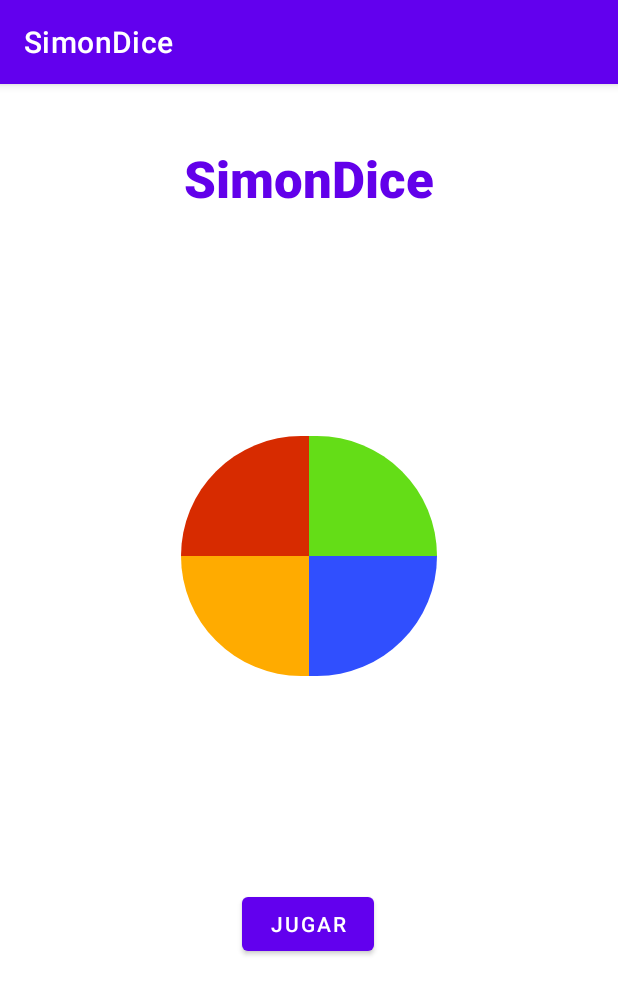
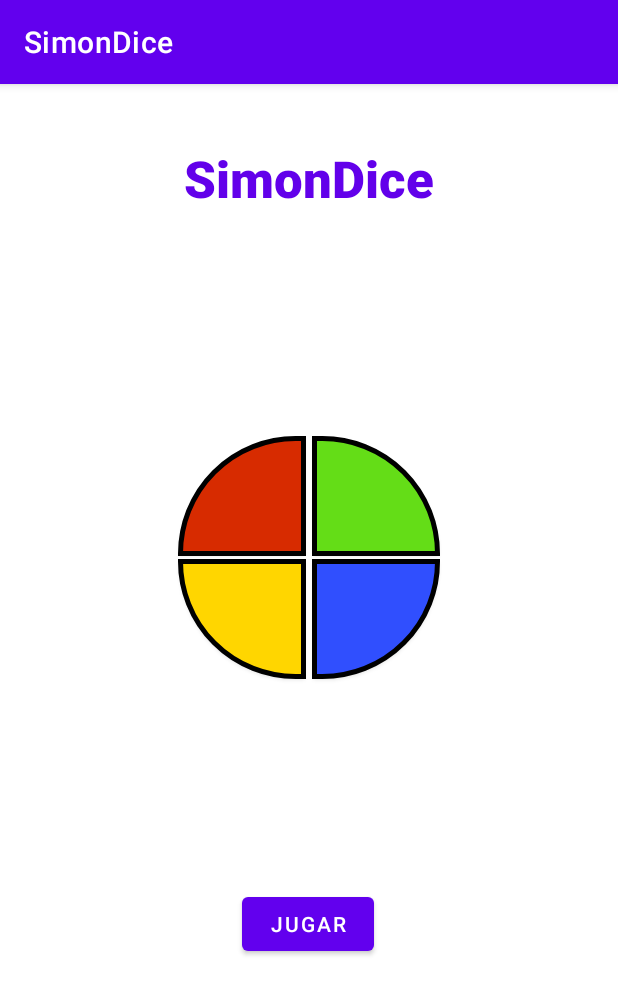
Before and after one commit to patriciamv97/SimonDice, an Android app: the screen it shows after launch (MainActivity), on a phone screen of 412 x 824 dp. Shown: the top 995 px of the screen. Run offline under Robolectric (Android 15) with nearby library versions, the light colour scheme and no system bars.

Commit message:
Mejoras en el layout

```diff
--- a/app/src/main/java/com/dam2a/simondice/MainActivity.kt
+++ b/app/src/main/java/com/dam2a/simondice/MainActivity.kt
@@ -127,9 +127,9 @@ class MainActivity : AppCompatActivity() {
         val tamanho = ronda - 1
         for (i in 0..tamanho) {
             delay(500)
-            arrayBotones[secuencia[i]]?.visibility= Button.INVISIBLE
-            delay(500)
-            arrayBotones[secuencia[i]]?.visibility=Button.VISIBLE
+                arrayBotones[secuencia[i]]?.visibility= Button.INVISIBLE
+                delay(500)
+                arrayBotones[secuencia[i]]?.visibility=Button.VISIBLE
 
 
         }
--- a/app/src/main/res/drawable-v24/boton_amarillo.xml
+++ b/app/src/main/res/drawable-v24/boton_amarillo.xml
@@ -1,6 +1,8 @@
 <?xml version="1.0" encoding="utf-8"?>
 <shape xmlns:android="http://schemas.android.com/apk/res/android"
     android:shape="rectangle">
+    <solid android:color="#FFD600"/>
+    <stroke android:color="@color/black" android:width="3dp"/>
     <corners
         android:bottomLeftRadius="1000dp"
         android:bottomRightRadius="0dp"
@@ -10,4 +12,5 @@
     <size
         android:width="15dp"
         android:height="15dp" />
+
 </shape>
--- a/app/src/main/res/drawable-v24/boton_rojo.xml
+++ b/app/src/main/res/drawable-v24/boton_rojo.xml
@@ -1,7 +1,8 @@
 <?xml version="1.0" encoding="utf-8"?>
 <shape xmlns:android="http://schemas.android.com/apk/res/android"
     android:shape="rectangle">
-
+    <solid android:color="#D72B00"/>
+    <stroke android:color="@color/black" android:width="3dp"/>
     <corners
         android:bottomLeftRadius="0dp"
         android:bottomRightRadius="0dp"
--- a/app/src/main/res/drawable-v24/boton_verde.xml
+++ b/app/src/main/res/drawable-v24/boton_verde.xml
@@ -1,6 +1,8 @@
 <?xml version="1.0" encoding="utf-8"?>
 <shape xmlns:android="http://schemas.android.com/apk/res/android"
     android:shape="rectangle">
+    <solid android:color="#64DD17"/>
+    <stroke android:color="@color/black" android:width="3dp"/>
     <corners
         android:bottomLeftRadius="0dp"
         android:bottomRightRadius="0dp"
--- a/app/src/main/res/drawable/boton_azul.xml
+++ b/app/src/main/res/drawable/boton_azul.xml
@@ -1,6 +1,8 @@
 <?xml version="1.0" encoding="utf-8"?>
 <shape xmlns:android="http://schemas.android.com/apk/res/android"
     android:shape="rectangle">
+    <solid android:color="#304FFE"/>
+    <stroke android:color="@color/black" android:width="3dp"/>
 
     <corners
         android:bottomLeftRadius="0dp"
--- a/app/src/main/res/layout/activity_main.xml
+++ b/app/src/main/res/layout/activity_main.xml
@@ -18,11 +18,11 @@
         android:id="@+id/verde"
         android:layout_width="85dp"
         android:layout_height="80dp"
+        android:layout_marginStart="2dp"
         android:layout_marginEnd="132dp"
         android:background="@drawable/boton_verde"
-        android:backgroundTint="#64DD17"
+
         app:layout_constraintBottom_toTopOf="@+id/guideline7"
-
         app:layout_constraintEnd_toEndOf="parent"
         app:layout_constraintStart_toEndOf="@+id/rojo" />
 
@@ -31,8 +31,8 @@
         android:layout_width="85dp"
         android:layout_height="80dp"
         android:layout_marginStart="132dp"
+        android:layout_marginEnd="2dp"
         android:background="@drawable/boton_rojo"
-        android:backgroundTint="#D72B00"
         app:layout_constraintBottom_toTopOf="@+id/guideline7"
         app:layout_constraintEnd_toStartOf="@+id/verde"
         app:layout_constraintStart_toStartOf="parent" />
@@ -41,9 +41,10 @@
         android:id="@+id/azul"
         android:layout_width="85dp"
         android:layout_height="80dp"
+        android:layout_marginStart="2dp"
+        android:layout_marginTop="2dp"
         android:layout_marginEnd="132dp"
         android:background="@drawable/boton_azul"
-        android:backgroundTint="#304FFE"
         app:layout_constraintEnd_toEndOf="parent"
         app:layout_constraintStart_toEndOf="@+id/amarillo"
         app:layout_constraintTop_toBottomOf="@+id/verde" />
@@ -53,8 +54,9 @@
         android:layout_width="85dp"
         android:layout_height="80dp"
         android:layout_marginStart="132dp"
+        android:layout_marginTop="2dp"
+        android:layout_marginEnd="2dp"
         android:background="@drawable/boton_amarillo"
-        android:backgroundTint="#FFAB00"
         app:layout_constraintEnd_toStartOf="@+id/azul"
         app:layout_constraintHorizontal_bias="0.0"
         app:layout_constraintStart_toStartOf="parent"
```
